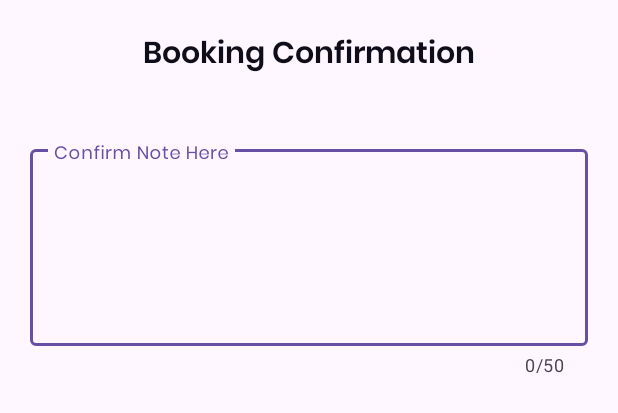
After one commit to tharupathi02/HelpMe-Garage-App, an Android app: the layout custom_dialog_booking.xml on its own in the app's theme, with its tools: preview values and no code run, on a phone screen of 412 x 824 dp. The commit adds this screen. Shown: the top 413 px of the screen. Run offline under Robolectric (Android 15) with nearby library versions, the phone set to English and light mode, and no system bars.

Commit message:
Add booking request accept or reject function

```diff
--- /dev/null
+++ b/app/src/main/res/layout/custom_dialog_booking.xml
@@ -0,0 +1,40 @@
+<?xml version="1.0" encoding="utf-8"?>
+<LinearLayout xmlns:android="http://schemas.android.com/apk/res/android"
+    android:layout_width="match_parent"
+    android:layout_height="match_parent"
+    xmlns:app="http://schemas.android.com/apk/res-auto"
+    android:orientation="vertical">
+
+    <TextView
+        android:id="@+id/tvTitle"
+        android:layout_width="match_parent"
+        android:layout_height="wrap_content"
+        android:layout_margin="20dp"
+        android:gravity="center"
+        android:text="Booking Confirmation"
+        android:textColor="@color/main_color"
+        android:textSize="20sp"
+        android:fontFamily="@font/poppins_semibold"/>
+
+    <com.google.android.material.textfield.TextInputLayout
+        android:id="@+id/txtNote"
+        android:layout_width="match_parent"
+        android:layout_height="wrap_content"
+        android:hint="Confirm Note Here"
+        app:counterEnabled="true"
+        app:counterMaxLength="50"
+        android:layout_margin="20dp">
+
+        <com.google.android.material.textfield.TextInputEditText
+            android:layout_width="match_parent"
+            android:layout_height="wrap_content"
+            android:fontFamily="@font/poppins"
+            android:inputType="textMultiLine"
+            android:maxLines="4"
+            android:maxLength="50"
+            android:lines="4"
+            android:gravity="start"/>
+
+    </com.google.android.material.textfield.TextInputLayout>
+
+</LinearLayout>
```
Also changed, not shown: app/src/main/java/com/leoxtech/garageapp/Screens/BookingDetails.kt (+125 -7 lines).
